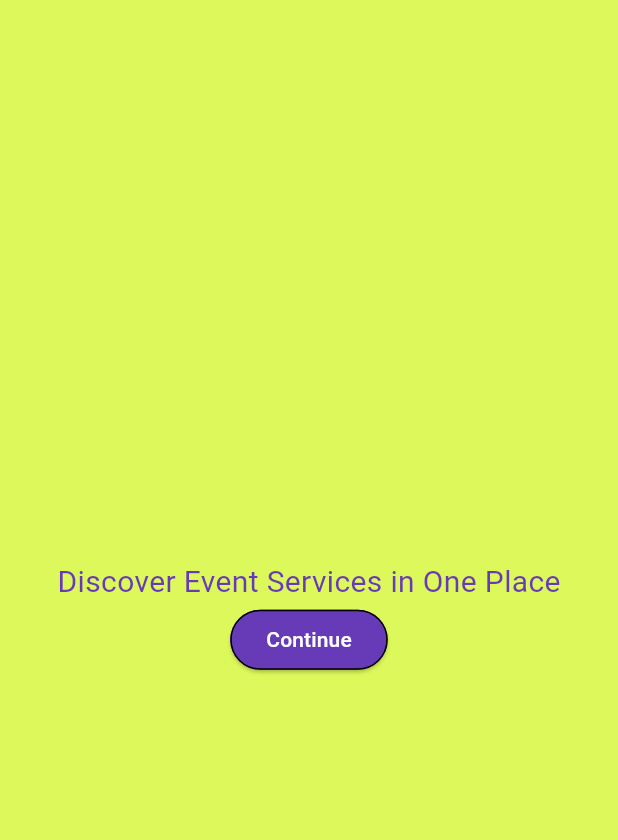
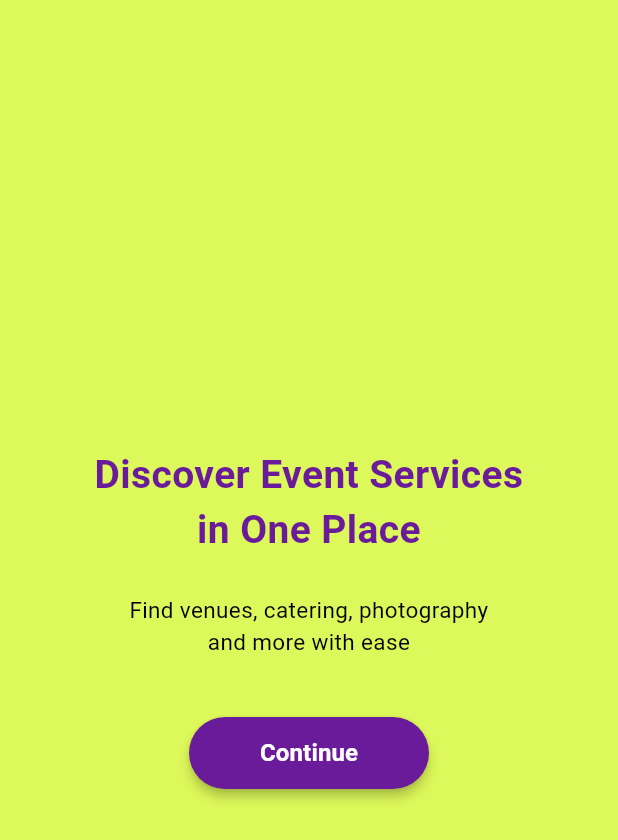
Before and after one commit to sanin751/myevents, a Flutter app: the OnboardingScreen1 screen opened directly, on a phone screen of 412 x 824 dp. Shown: the top 840 px of the screen. Run offline on Flutter 3.47's test engine with Material 3 defaults, Android fonts, the light colour scheme and no system bars; Roboto replaces fonts that are missing (Bricolage).

Commit message:
updated onboarding 1 screen

```diff
--- a/lib/screens/onboarding_screen1.dart
+++ b/lib/screens/onboarding_screen1.dart
@@ -8,27 +8,62 @@ class OnboardingScreen1 extends StatelessWidget {
   Widget build(BuildContext context) {
     return Scaffold(
       body: Center(
+        child: Padding(
+          padding: const EdgeInsets.symmetric(horizontal: 24),
           child: Column(
             mainAxisAlignment: MainAxisAlignment.center,
             children: [
               Text(
-              "Discover Event Services in One Place",
-              style: TextStyle(fontSize: 20, color: Colors.deepPurple),
+                "Discover Event Services\nin One Place",
+                textAlign: TextAlign.center,
+                style: TextStyle(
+                  fontSize: 26,
+                  fontWeight: FontWeight.w600,
+                  color: Color(0xFF6A1B9A),
                 ),
-            ElevatedButton(
+              ),
+
+              const SizedBox(height: 24),
+
+              Text(
+                "Find venues, catering, photography\nand more with ease",
+                textAlign: TextAlign.center,
+                style: TextStyle(fontSize: 15, color: Colors.black),
+              ),
+
+              const SizedBox(height: 40),
+
+              SizedBox(
+                width: 160,
+                height: 48,
+                child: ElevatedButton(
                   style: ElevatedButton.styleFrom(
-                side: BorderSide(color: Colors.black),
-                backgroundColor: Colors.deepPurple,
+                    backgroundColor: Color(0xFF6A1B9A),
+                    shape: RoundedRectangleBorder(
+                      borderRadius: BorderRadius.circular(24),
+                    ),
+                    elevation: 3,
                   ),
                   onPressed: () {
                     Navigator.push(
                       context,
-                  MaterialPageRoute(builder: (context) => OnboardingScreen2()),
+                      MaterialPageRoute(
+                        builder: (context) => OnboardingScreen2(),
+                      ),
                     );
                   },
-              child: Text("Continue", style: TextStyle(color: Colors.white)),
+                  child: const Text(
+                    "Continue",
+                    style: TextStyle(
+                      fontSize: 16,
+                      fontWeight: FontWeight.w600,
+                      color: Colors.white,
+                    ),
+                  ),
+                ),
               ),
             ],
+          ),
         ),
       ),
     );
```
Lines whose indentation alone changed are shown as unchanged.
